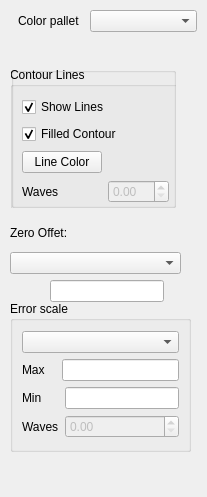
Above: contourtools.ui from githubdoe/DFTFringe before the change. Below: the same form after it.
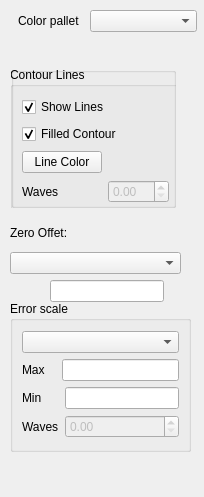
That is the form after the change.

What changed in the file:
```diff
--- a/contourtools.ui
+++ b/contourtools.ui
@@ -6,10 +6,16 @@
    <rect>
     <x>0</x>
     <y>0</y>
-    <width>207</width>
+    <width>204</width>
     <height>497</height>
    </rect>
   </property>
+  <property name="minimumSize">
+   <size>
+    <width>100</width>
+    <height>400</height>
+   </size>
+  </property>
   <property name="windowTitle">
    <string>Contour</string>
   </property>
```
